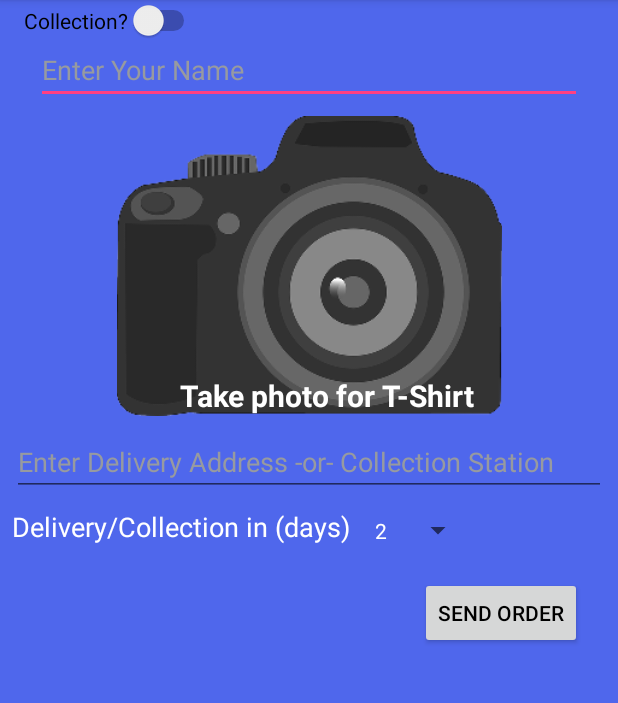
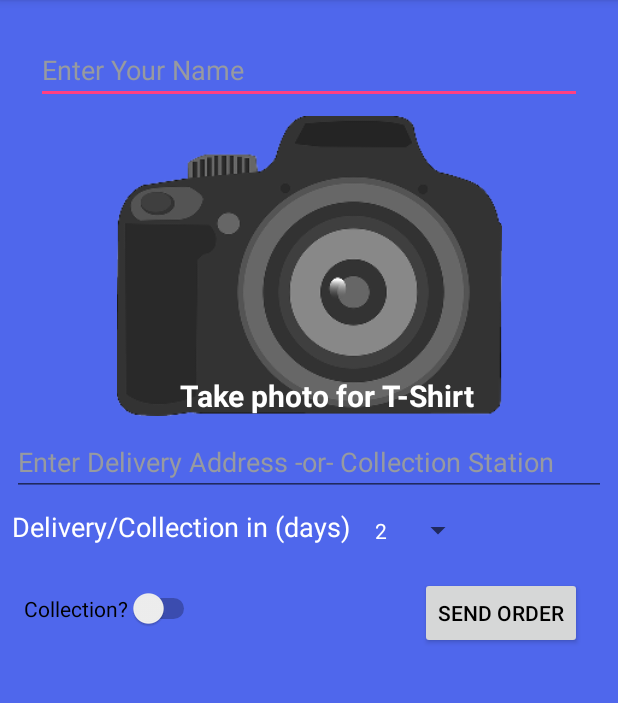
Before and after one commit to mattfader/faderm_assign4, an Android app: the fragment OrderFragment shown on its own in the app's theme, on a phone screen of 412 x 824 dp, the part 84-787 px from its top. Run offline under Robolectric (Android 15) with nearby library versions, the phone set to English and light mode, and no system bars.

Commit message:
This update takes in a flawed camera orderfragment whereby i'm trying to the image capture crashes out the app. It was the image replacement im working on. This update has a new fancy tshirt icon for the app! order fragment has a toggle switch that still does SFA! There are still many elements not work. Camera in orderFragment once worked but since trying to make the imageView class try to change the picture. The camera now crashes the app out, the error lies on line 163. Sorry i really tried.

```diff
--- a/Assign4_2019/app/src/main/java/sda/oscail/edu/actiontabs/CollectionAdapter.java
+++ b/Assign4_2019/app/src/main/java/sda/oscail/edu/actiontabs/CollectionAdapter.java
@@ -30,7 +30,8 @@ import java.util.ArrayList;
  * {@link AndroidFlavorAdapter} is an {@link ArrayAdapter} that can provide the layout for each list
  * based on a data source, which is a list of {@link AndroidFlavor} objects.
  * */
-public class CollectionAdapter extends ArrayAdapter<Stores> {
+public class CollectionAdapter extends ArrayAdapter<Stores>
+{
 
 
     private static final String LOG_TAG = CollectionAdapter.class.getSimpleName();
@@ -76,7 +77,8 @@ public class CollectionAdapter extends ArrayAdapter<Stores> {
         public View getView(int position, View convertView, ViewGroup parent) {
         // Check if the existing view is being reused, otherwise inflate the view
         View listItemView = convertView;
-        if(listItemView == null) {
+        if(listItemView == null)
+            {
             listItemView = LayoutInflater.from(getContext()).inflate(
                     R.layout.list_item_store, parent, false);
             }
--- a/Assign4_2019/app/src/main/java/sda/oscail/edu/actiontabs/OrderFragment.java
+++ b/Assign4_2019/app/src/main/java/sda/oscail/edu/actiontabs/OrderFragment.java
@@ -21,7 +21,8 @@ import android.widget.Button;
 import android.widget.EditText;
 import android.widget.ImageView;
 import android.widget.Spinner;
-import android.widget.Toast;
+        import android.widget.Switch;
+        import android.widget.Toast;
 
 import java.io.File;
 import java.io.IOException;
@@ -31,11 +32,12 @@ import java.util.Locale;
 
 import static android.app.Activity.RESULT_OK;
 import static android.content.Intent.EXTRA_STREAM;
-import static sda.oscail.edu.actiontabs.R.id.imageView;
+        import static sda.oscail.edu.actiontabs.R.id.contentPanel;
+        import static sda.oscail.edu.actiontabs.R.id.imageView;
 
 
 //Adapted from code written by Colette Kirwan. DCU Open Education
-//Modified by Matthew Fader for assignment 3 SDA 2018
+//Modified by Matthew Fader for assignment 4 SDA 2019
 
 public class OrderFragment extends Fragment
 {
@@ -135,7 +137,7 @@ public class OrderFragment extends Fragment
             private PackageManager packageManager;
 
             public PackageManager getPackageManager() {
-                return packageManager;
+               return packageManager;
             }
 
             @Override
@@ -160,7 +162,7 @@ public class OrderFragment extends Fragment
                         // Continue only if the File was successfully created
                         if (mPhotoFile != null) {
                             //here we grab the Uri, (note we are using the authority it's our applicationID again)
-                            mPhotoURI = FileProvider.getUriForFile(getContext(),"sda.oscail.edu.actiontabs/files/Pictures/", mPhotoFile);
+                            mPhotoURI = FileProvider.getUriForFile(getActivity(),"sda.oscail.edu.actiontabs", mPhotoFile);
 
 
                             //take the photo replacing the file at the location.
@@ -218,6 +220,7 @@ public class OrderFragment extends Fragment
                     //ImageView.setImageResource(mPhotoURI);
                 }
 
+
                 /**
                  * Returns the Email Body Message.
                  * <p> Email body message is created used prescription related data inputed from user </p>
@@ -239,12 +242,29 @@ public class OrderFragment extends Fragment
                     return orderMessage; // output to message body of email.
                     //update screen
                 }
+                {
 
+            final Button switchy = (Switch) root.findViewById(R.id.switch1);
+                    switchy.setOnClickListener(new View.OnClickListener() {
+                @Override
+                public void onClick(View view) {
+            if (switchy !=null){
+             // state in email that the order is for collection.
+
+             // attach collection point information in email rather than delivery address
+             // make method to force collection tab, and store variable information.
+            }
+            else{
+                //state in email that order is to be delivered!
+                // attach address information as expected.
+            }
+                }
                 /**
                  * Send email pieces together the remaining details to have a fully filled in email to send the t-shirt, if customer name is not the same as the
                  * value in Regex i.e. editText field in activity_order.xml it will stop the email making process, and notify the user of the error.
                  * @param v
                  */
+
                 {
                     Button sendbtn = (Button) root.findViewById(R.id.button);
                     sendbtn.setOnClickListener(new View.OnClickListener() {
@@ -285,10 +305,6 @@ public class OrderFragment extends Fragment
 
                 }
             });
-        return root;
-    }
-
-    public PackageManager getPackageManager() {
-        return packageManager;
-    }
-}
+        //return root;
+                    }});
+    return root;}}
--- a/Assign4_2019/app/src/main/res/layout/orderfragment.xml
+++ b/Assign4_2019/app/src/main/res/layout/orderfragment.xml
@@ -117,8 +117,9 @@
         android:layout_width="wrap_content"
         android:layout_height="wrap_content"
         android:layout_marginStart="8dp"
+        android:layout_marginTop="24dp"
         android:text="Collection?"
         app:layout_constraintStart_toStartOf="@+id/editCollect"
-        tools:layout_editor_absoluteY="399dp" />
+        app:layout_constraintTop_toBottomOf="@+id/editCollect" />
 
 </android.support.constraint.ConstraintLayout>
--- a/Assign4_2019/app/src/main/res/values/styles.xml
+++ b/Assign4_2019/app/src/main/res/values/styles.xml
@@ -17,4 +17,6 @@
 
     <style name="AppTheme.PopupOverlay" parent="ThemeOverlay.AppCompat.Light" />
 
+
+
 </resources>
```
Also changed, not shown: Assign4_2019/app/build.gradle (+4 -4 lines), Assign4_2019/app/src/main/AndroidManifest.xml (+10 -1 lines), Assign4_2019/app/src/main/java/sda/oscail/edu/actiontabs/Receiver.java (added, +24 -0 lines), 5 other files. Lines whose indentation alone changed are shown as unchanged.
